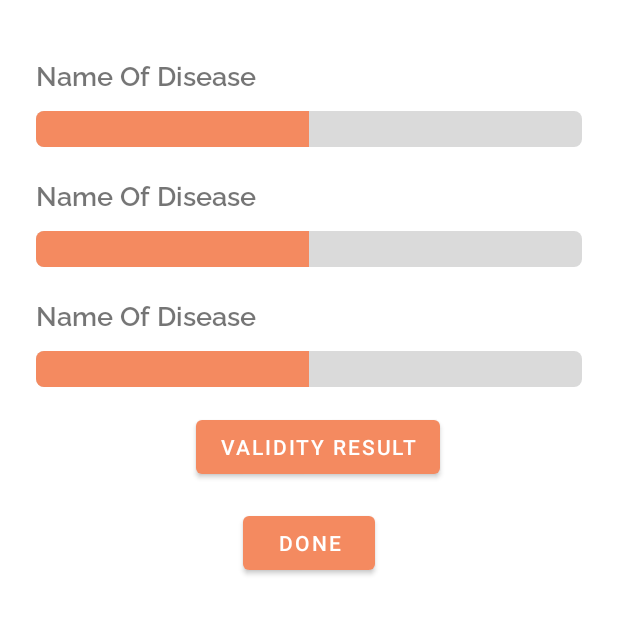
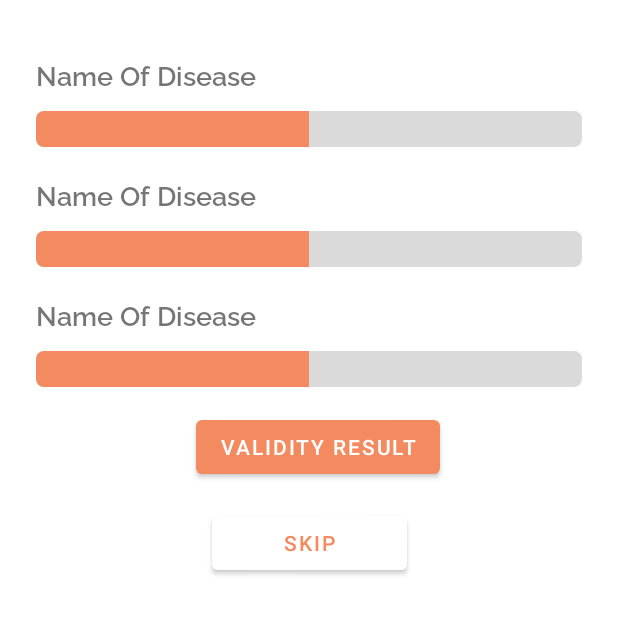
Before and after one commit to candra-AI/Bangkit-Capston-K19, an Android app: the layout fragment_detection_result.xml on its own in the app's theme, with its tools: preview values and no code run, on a phone screen of 412 x 824 dp, the part 548-1183 px from its top. Run offline under Robolectric (Android 15) with nearby library versions, the phone set to English and light mode, and no system bars.

Commit message:
Fix Layout Result

```diff
--- a/app/src/main/res/layout/fragment_detection_result.xml
+++ b/app/src/main/res/layout/fragment_detection_result.xml
@@ -147,11 +147,17 @@
                 app:layout_constraintTop_toBottomOf="@+id/pb_result_3" />
 
             <Button
-                android:id="@+id/btn_done"
+                android:id="@+id/btn_skip"
                 android:layout_width="wrap_content"
                 android:layout_height="wrap_content"
                 android:layout_marginTop="@dimen/size_8"
-                android:text="@string/done"
+                android:layout_marginBottom="@dimen/size_8"
+                android:backgroundTint="@color/white"
+                android:text="@string/skip"
+                android:paddingStart="@dimen/size_48"
+                android:paddingEnd="@dimen/size_48"
+                android:textColor="@color/orange_200"
+                app:layout_constraintBottom_toBottomOf="parent"
                 app:layout_constraintEnd_toEndOf="parent"
                 app:layout_constraintStart_toStartOf="parent"
                 app:layout_constraintTop_toBottomOf="@+id/btn_validity" />
--- a/app/src/main/res/values/strings.xml
+++ b/app/src/main/res/values/strings.xml
@@ -46,5 +46,6 @@
     <string name="result"> Detection Result </string>
     <string name="validity"> Validity Result</string>
     <string name="birth_date">dd/mm/yyyy</string>
+    <string name="skip">Skip</string>
 
 </resources>
```
Also changed, not shown: app/src/main/java/id/capstone/project/skindetector/ui/activity/home/HomeActivity.kt (+5 -6 lines).
